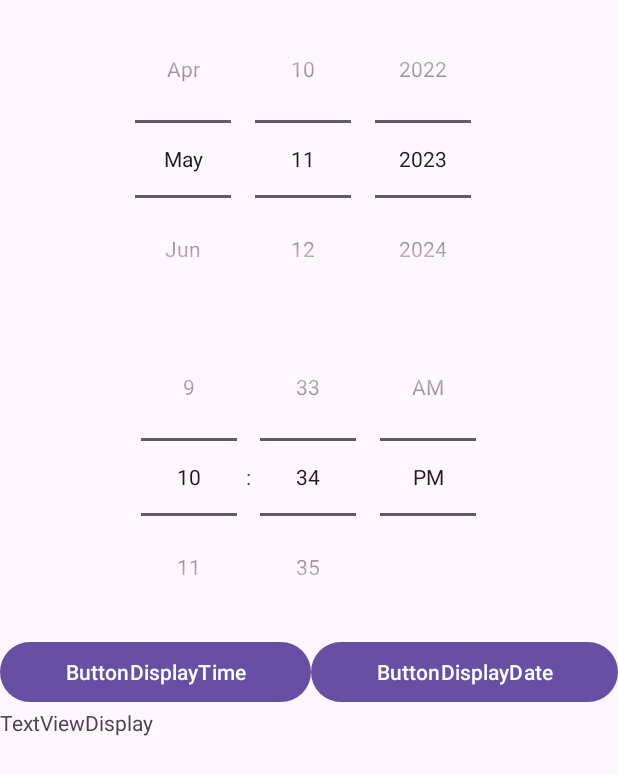
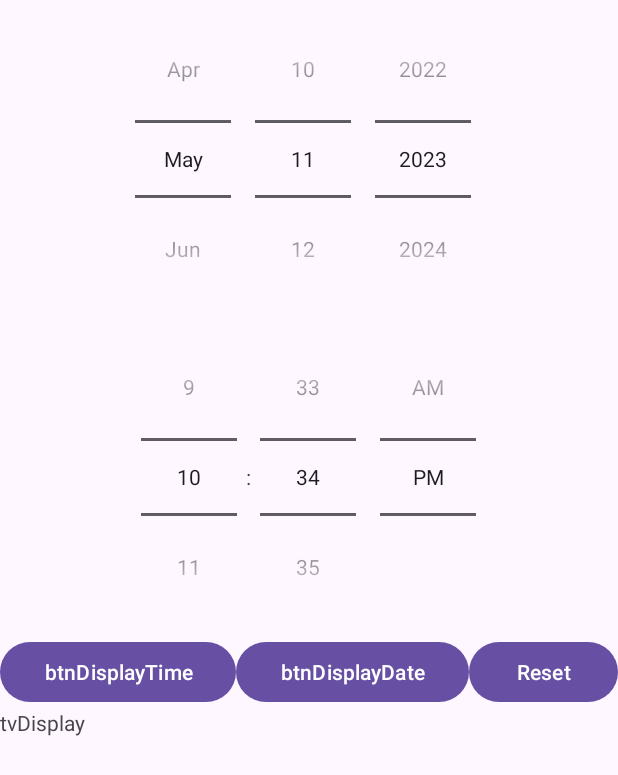
Before and after one commit to 22022612/DemoTimeandDateApp, an Android app: the screen it shows after launch (MainActivity), on a phone screen of 412 x 824 dp. Shown: the top 775 px of the screen. Run offline under Robolectric (Android 15) with nearby library versions, the phone set to English and light mode, and no system bars.

Commit message:
Section B

```diff
--- a/app/src/main/java/sg/edu/rp/c346/id22022612/demotimeanddateapp/MainActivity.java
+++ b/app/src/main/java/sg/edu/rp/c346/id22022612/demotimeanddateapp/MainActivity.java
@@ -3,12 +3,70 @@ package sg.edu.rp.c346.id22022612.demotimeanddateapp;
 import androidx.appcompat.app.AppCompatActivity;
 
 import android.os.Bundle;
+import android.view.View;
+import android.widget.Button;
+import android.widget.DatePicker;
+import android.widget.TextView;
+import android.widget.TimePicker;
 
 public class MainActivity extends AppCompatActivity {
+
+    DatePicker dp;
+    TimePicker tp;
+    Button btnDisplayDate;
+    Button btnDisplayTime;
+    TextView tvDisplay;
+    Button btnReset;
+
 
     @Override
     protected void onCreate(Bundle savedInstanceState) {
         super.onCreate(savedInstanceState);
         setContentView(R.layout.activity_main);
+
+        dp = findViewById(R.id.dp);
+
+        tp = findViewById(R.id.tp);
+
+        btnDisplayDate = findViewById(R.id.btnDisplayDate);
+
+        btnDisplayTime = findViewById(R.id.btnDisplayTime);
+
+        tvDisplay = findViewById(R.id.tvDisplay);
+
+        btnReset =findViewById(R.id.btnReset);
+
+        btnDisplayTime.setOnClickListener(new View.OnClickListener() {
+            @Override
+            public void onClick(View v) {
+                String btnDisplayTime = "Time is " + tp.getHour() + ":" + tp.getMinute();
+                tvDisplay.setText(btnDisplayTime);
+            }
+        });
+        btnDisplayDate.setOnClickListener(new View.OnClickListener() {
+            @Override
+            public void onClick(View v) {
+//                int year = dp.getYear();
+//                int month =dp.getMonth();
+//                int day = dp.getDayOfMonth();
+//                dp.updateDate(year,month,day);
+                String btnDisplayDate = "Date is " + dp.getDayOfMonth() +"/" + dp.getMonth() + "/" + dp.getYear();
+                tvDisplay.setText(btnDisplayDate);
+
+
+            }
+        });
+        btnReset.setOnClickListener(new View.OnClickListener() {
+            @Override
+            public void onClick(View view) {
+                int year = 2020;
+                int month = 1;
+                int day = 01;
+                dp.updateDate(year,month,day);
+                tp.setHour(0);
+                tp.setMinute(0);
+            }
+        });
+
     }
 }
--- a/app/src/main/res/layout/activity_main.xml
+++ b/app/src/main/res/layout/activity_main.xml
@@ -14,7 +14,7 @@
             android:orientation="vertical" >
 
             <DatePicker
-                android:id="@+id/datePicker"
+                android:id="@+id/dp"
                 android:layout_width="match_parent"
                 android:layout_height="wrap_content"
 
@@ -22,12 +22,11 @@
                 android:calendarViewShown="false" />
 
             <TimePicker
-                android:id="@+id/timePicker"
+                android:id="@+id/tp"
                 android:layout_width="match_parent"
                 android:layout_height="wrap_content"
 
-                android:timePickerMode = "spinner"
-                android:clockViewShown="false" />
+                android:timePickerMode = "spinner" />
 
             <LinearLayout
                 android:layout_width="match_parent"
@@ -35,27 +34,34 @@
                 android:orientation="horizontal">
 
                 <Button
-                    android:id="@+id/button2"
+                    android:id="@+id/btnDisplayTime"
                     android:layout_width="wrap_content"
                     android:layout_height="wrap_content"
                     android:layout_weight="1"
-                    android:text="ButtonDisplayTime" />
+                    android:text="btnDisplayTime" />
 
                 <Button
-                    android:id="@+id/button"
+                    android:id="@+id/btnDisplayDate"
                     android:layout_width="wrap_content"
                     android:layout_height="wrap_content"
                     android:layout_weight="1"
-                    android:text="ButtonDisplayDate" />
+                    android:text="btnDisplayDate" />
+
+                <Button
+                    android:id="@+id/btnReset"
+                    android:layout_width="wrap_content"
+                    android:layout_height="wrap_content"
+                    android:layout_weight="1"
+                    android:text="Reset" />
 
             </LinearLayout>
 
             <TextView
-                android:id="@+id/textView"
+                android:id="@+id/tvDisplay"
                 android:layout_width="wrap_content"
                 android:layout_height="wrap_content"
                 android:layout_weight="1"
-                android:text="TextViewDisplay" />
+                android:text="tvDisplay" />
         </LinearLayout>
     </ScrollView>
 
```
